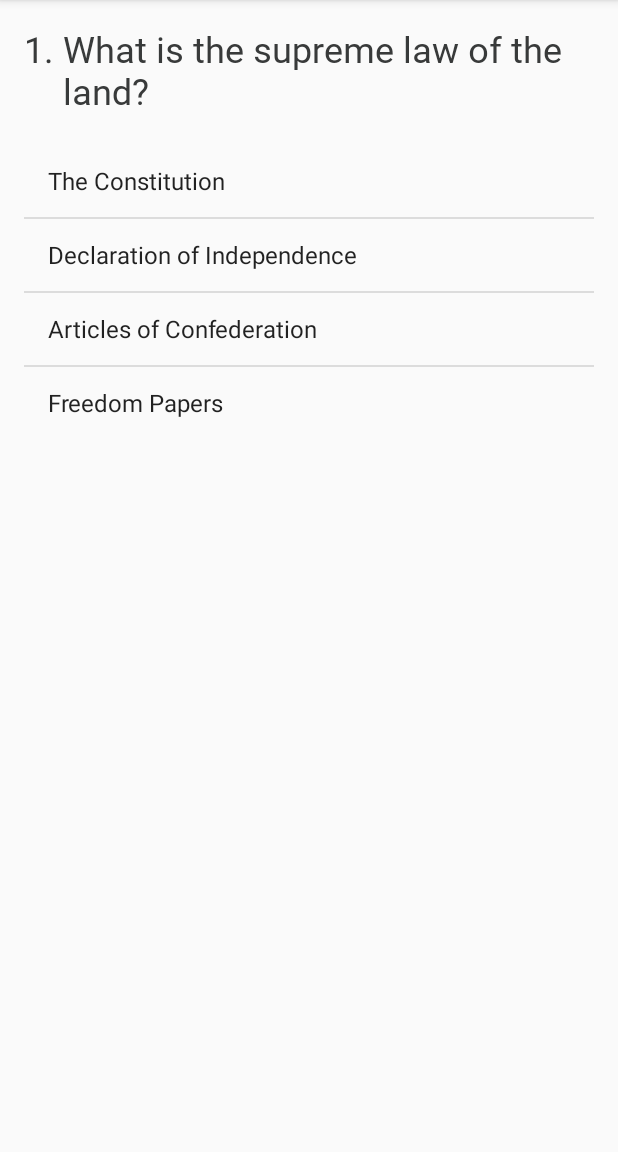
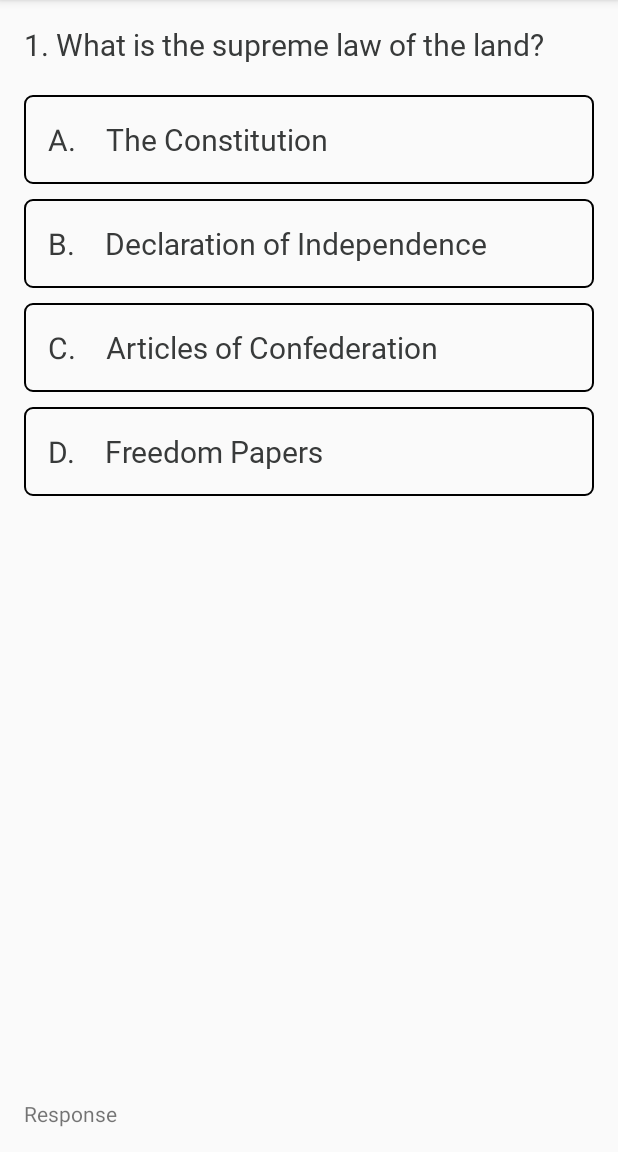
Before and after one commit to Bhavya0409/CitizenshipTest, an Android app: the screen it shows after launch (MainActivity), after a tap on "BEGIN QUIZ", on a phone screen of 412 x 824 dp, the part 84-1236 px from its top. Run offline under Robolectric (Android 15) with nearby library versions, the phone set to English and light mode, and no system bars; our stand-ins replace ButterKnife; Roboto replaces fonts that are not available here.

Commit message:
Added styles and functionality for correct/incorrect answers

```diff
--- a/app/src/main/java/com/example/bhavyashah/citizenshiptest/AnswersAdapter.java
+++ b/app/src/main/java/com/example/bhavyashah/citizenshiptest/AnswersAdapter.java
@@ -1,11 +1,70 @@
 package com.example.bhavyashah.citizenshiptest;
 
 import android.content.Context;
+import android.support.annotation.NonNull;
+import android.support.annotation.Nullable;
+import android.view.LayoutInflater;
+import android.view.View;
+import android.view.ViewGroup;
 import android.widget.ArrayAdapter;
+import android.widget.TextView;
+
+import java.util.ArrayList;
+import java.util.List;
 
 public class AnswersAdapter extends ArrayAdapter<String> {
 
-    public AnswersAdapter(Context context, int resource) {
+    private Context      context;
+    private List<String> answers;
+    private int          correctAnswer;
+    private int answerClicked = -1;
+    private static List<String> answerLetters = new ArrayList<>();
+
+    public AnswersAdapter(Context context, int resource, List<String> answers, int correctAnswer) {
         super(context, resource);
+        this.context = context;
+        this.answers = answers;
+        this.correctAnswer = correctAnswer;
+        answerLetters.add("A.");
+        answerLetters.add("B.");
+        answerLetters.add("C.");
+        answerLetters.add("D.");
+    }
+
+    @NonNull
+    @Override
+    public View getView(final int position, @Nullable View convertView, @NonNull ViewGroup parent) {
+        LayoutInflater inflater = (LayoutInflater) context.getSystemService(Context.LAYOUT_INFLATER_SERVICE);
+        final View rowView = inflater.inflate(R.layout.answer_choice_item, parent, false);
+        final TextView questionLetter = rowView.findViewById(R.id.answer_choice_letter);
+        final TextView questionText = rowView.findViewById(R.id.fragment_question_text);
+        questionLetter.setText(answerLetters.get(position));
+        questionText.setText(answers.get(position));
+        if (answerClicked != -1) { //if an answer was clicked
+            rowView.setOnClickListener(null);
+            if (position == correctAnswer) {
+                //if the view being loaded is the correct answer, set background to correct
+                rowView.setBackground(context.getResources().getDrawable(R.drawable.answer_choice_background_correct));
+            } else if (position == answerClicked && position != correctAnswer) {
+                //if the view being loaded was the selected answer, but it is incorrect, set background to incorrect
+                rowView.setBackground(context.getResources().getDrawable(R.drawable.answer_choice_background_incorrect));
+                questionLetter.setTextColor(context.getResources().getColor(R.color.white));
+                questionText.setTextColor(context.getResources().getColor(R.color.white));
+            } //else use the default background
+        } else {
+            rowView.setOnClickListener(new View.OnClickListener() {
+                @Override
+                public void onClick(View v) {
+                    answerClicked = position;
+                    notifyDataSetChanged();
+                }
+            });
+        }
+        return rowView;
+    }
+
+    @Override
+    public int getCount() {
+        return answers.size();
     }
 }
--- a/app/src/main/java/com/example/bhavyashah/citizenshiptest/QuestionFragment.java
+++ b/app/src/main/java/com/example/bhavyashah/citizenshiptest/QuestionFragment.java
@@ -6,6 +6,8 @@ import android.view.View;
 import android.view.ViewGroup;
 import android.widget.ArrayAdapter;
 import android.widget.ListView;
+
+import java.util.Arrays;
 
 import butterknife.BindView;
 
@@ -22,7 +24,7 @@ public class QuestionFragment extends BaseFragment {
     public View onCreateView(LayoutInflater inflater, ViewGroup container, Bundle savedInstanceState) {
         View view = super.onCreateView(inflater, container, savedInstanceState);
         String[] answers = new String[] {"The Constitution", "Declaration of Independence", "Articles of Confederation", "Freedom Papers"};
-        ArrayAdapter<String> arrayAdapter = new ArrayAdapter<>(getActivity(), android.R.layout.simple_list_item_1, answers);
+        ArrayAdapter<String> arrayAdapter = new AnswersAdapter(getActivity(), android.R.layout.simple_list_item_1, Arrays.asList(answers), 0);
         mChoices.setAdapter(arrayAdapter);
         return view;
     }
--- /dev/null
+++ b/app/src/main/res/drawable-v24/answer_choice_background_incorrect.xml
@@ -0,0 +1,6 @@
+<?xml version="1.0" encoding="utf-8"?>
+<shape xmlns:android="http://schemas.android.com/apk/res/android">
+    <stroke android:width="1dp"/>
+    <corners android:radius="5dp"/>
+    <solid android:color="@color/incorrect_answer"/>
+</shape>
--- /dev/null
+++ b/app/src/main/res/drawable/answer_choice_background_correct.xml
@@ -0,0 +1,6 @@
+<?xml version="1.0" encoding="utf-8"?>
+<shape xmlns:android="http://schemas.android.com/apk/res/android">
+    <stroke android:width="1dp"/>
+    <corners android:radius="5dp"/>
+    <solid android:color="@color/correct_answer"/>
+</shape>
--- a/app/src/main/res/layout/answer_choice_item.xml
+++ b/app/src/main/res/layout/answer_choice_item.xml
@@ -3,13 +3,13 @@
     xmlns:android="http://schemas.android.com/apk/res/android"
     android:layout_width="match_parent"
     android:layout_height="wrap_content"
-    android:background="@drawable/answer_choice_background"
+    android:background="@drawable/answer_choice_background_default"
     android:padding="@dimen/layout_side_padding"
     android:orientation="horizontal">
 
     <TextView
+        android:id="@+id/answer_choice_letter"
         style="@style/QuestionText"
-        android:id="@+id/answer_choice_letter"
         android:layout_width="wrap_content"
         android:layout_height="wrap_content"
         android:layout_marginEnd="20dp"
--- a/app/src/main/res/layout/fragment_question.xml
+++ b/app/src/main/res/layout/fragment_question.xml
@@ -27,8 +27,16 @@
 
     <ListView
         android:id="@+id/answer_choices"
-        android:layout_width="wrap_content"
-        android:layout_height="wrap_content">
+        android:layout_width="match_parent"
+        android:layout_height="0dp"
+        android:layout_weight="1"
+        android:divider="@android:color/transparent"
+        android:dividerHeight="10.0sp">
     </ListView>
 
+    <TextView
+        android:layout_width="match_parent"
+        android:layout_height="wrap_content"
+        android:text="Response"/>
+
 </LinearLayout>
--- a/app/src/main/res/values/colors.xml
+++ b/app/src/main/res/values/colors.xml
@@ -6,4 +6,6 @@
 
     <color name="white">#FFFFFF</color>
     <color name="black">#000000</color>
+    <color name="correct_answer">#16b208</color>
+    <color name="incorrect_answer">#b20808</color>
 </resources>
--- a/app/src/main/res/values/styles.xml
+++ b/app/src/main/res/values/styles.xml
@@ -14,7 +14,7 @@
     </style>
 
     <style name="QuestionText">
-        <item name="android:textSize">24sp</item>
+        <item name="android:textSize">20sp</item>
         <item name="android:textColor">#383a3a</item>
     </style>
 
```
Also changed, not shown: app/src/main/res/drawable/answer_choice_background_default.xml (renamed from app/src/main/res/drawable/answer_choice_background.xml).
